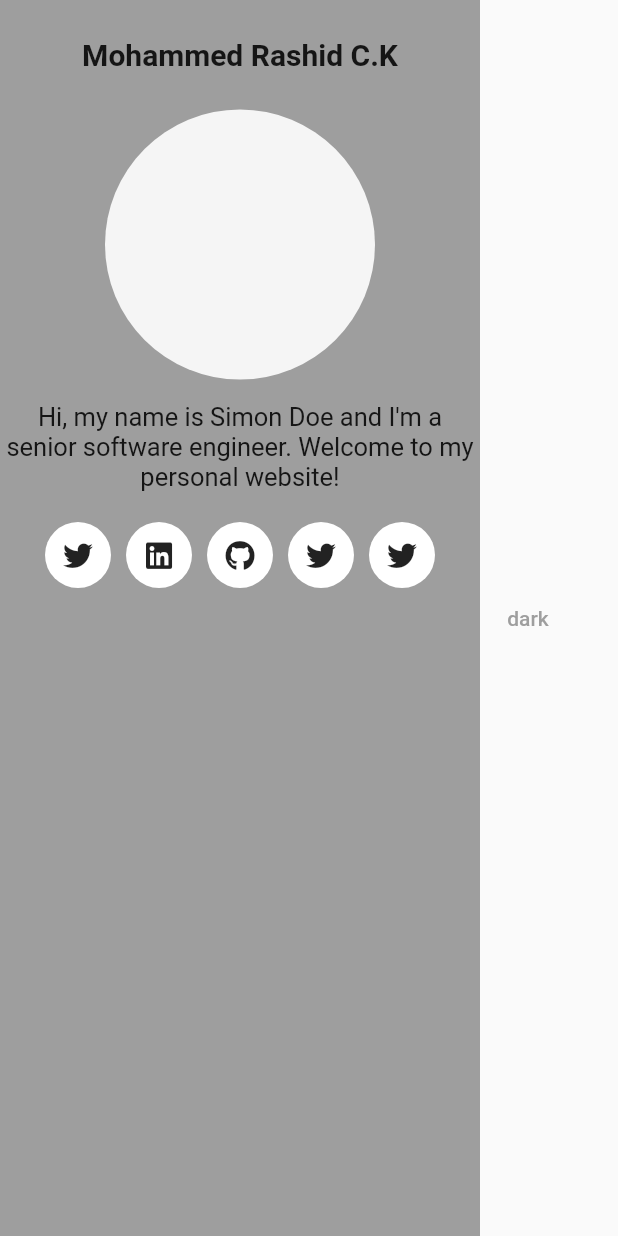
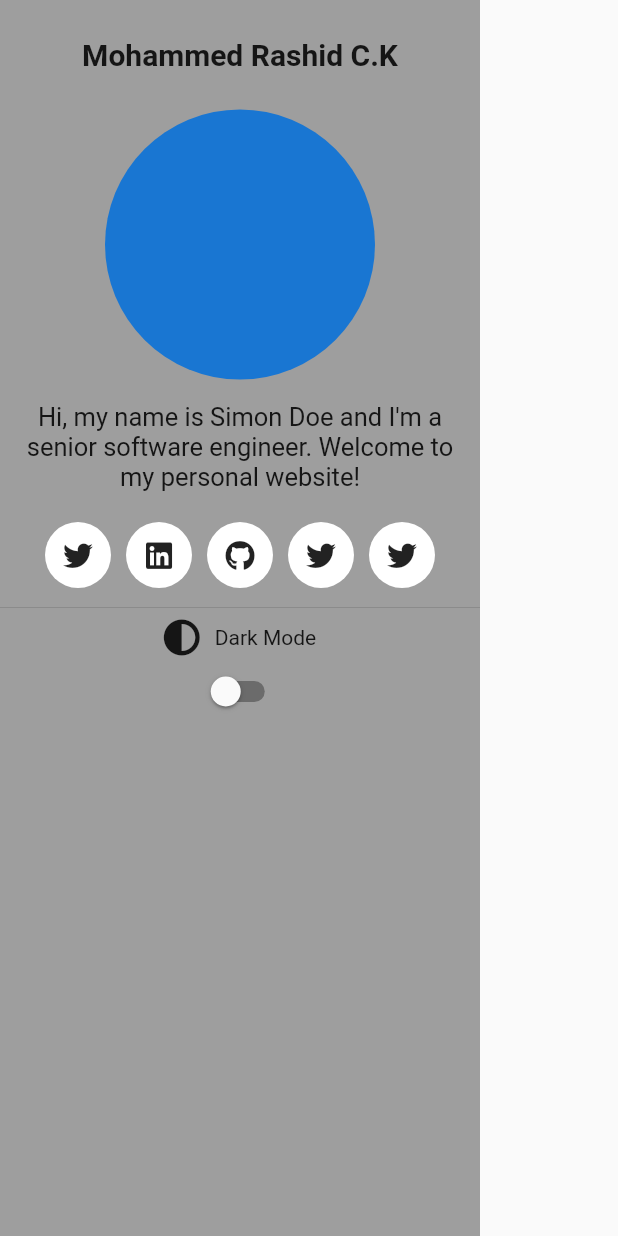
Before and after one commit to rashidmrck/my_profile, a Flutter app: the screen it shows after launch, on a phone screen of 412 x 824 dp. Run offline on Flutter 3.47's test engine with Material 2 defaults, Android fonts, the light colour scheme and no system bars; our stand-ins replace font_awesome_flutter.

Commit message:
added theme switch

```diff
--- a/lib/main.dart
+++ b/lib/main.dart
@@ -65,7 +65,9 @@ class _MyHomePageState extends State<MyHomePage> {
                   radius: 90,
                 ),
                 const Padding(
-                  padding: EdgeInsets.symmetric(vertical: defaultPadding),
+                  padding: EdgeInsets.all(
+                    defaultPadding,
+                  ),
                   child: Text(
                     "Hi, my name is Simon Doe and I'm a senior software engineer. Welcome to my personal website!",
                     style: TextStyle(
@@ -101,13 +103,26 @@ class _MyHomePageState extends State<MyHomePage> {
                     ),
                   ],
                 ),
+                Divider(),
+                Row(
+                  mainAxisAlignment: MainAxisAlignment.center,
+                  children: [
+                    Icon(FontAwesomeIcons.circleHalfStroke),
+                    SizedBox(
+                      width: 10,
+                    ),
+                    Text('Dark Mode')
+                  ],
+                ),
+                Switch(
+                  value: Provider.of<ThemeProvider>(context).selectedTheme,
+                  onChanged: (value) {
+                    Provider.of<ThemeProvider>(context, listen: false)
+                        .changeThemeData();
+                  },
+                )
               ],
             ),
-          ),
-          TextButton(
-            onPressed: () => Provider.of<ThemeProvider>(context, listen: false)
-                .changeThemeData(),
-            child: const Text('dark'),
           ),
         ],
       ),
--- a/lib/providers/theme_provider.dart
+++ b/lib/providers/theme_provider.dart
@@ -1,6 +1,7 @@
 import 'package:flutter/material.dart';
 
 class ThemeProvider with ChangeNotifier {
+  bool _selectedTheme = false;
   late ThemeData _themeData = lightTheme;
 
   final darkTheme = ThemeData.dark().copyWith(
@@ -9,23 +10,31 @@ class ThemeProvider with ChangeNotifier {
     ),
   );
 
-  final lightTheme = ThemeData(
-    primarySwatch: Colors.grey,
-    primaryColor: Colors.white,
-    brightness: Brightness.light,
-    backgroundColor: const Color(0xFFE5E5E5),
-    dividerColor: Colors.white54,
-  );
+  final lightTheme = ThemeData.light();
+
+  get selectedTheme {
+    return _selectedTheme;
+  }
+
+  // final lightTheme = ThemeData(
+  //   primarySwatch: Colors.grey,
+  //   primaryColor: Colors.white,
+  //   brightness: Brightness.light,
+  //   backgroundColor: const Color(0xFFE5E5E5),
+  //   dividerColor: Colors.white54,
+  // );
 
   ThemeData get themeData {
     return _themeData;
   }
 
   void changeThemeData() {
-    if (_themeData == lightTheme) {
+    if (_selectedTheme) {
+      _themeData = lightTheme;
+      _selectedTheme = !_selectedTheme;
+    } else {
       _themeData = darkTheme;
-    } else {
-      _themeData = lightTheme;
+      _selectedTheme = !_selectedTheme;
     }
     notifyListeners();
   }
```
